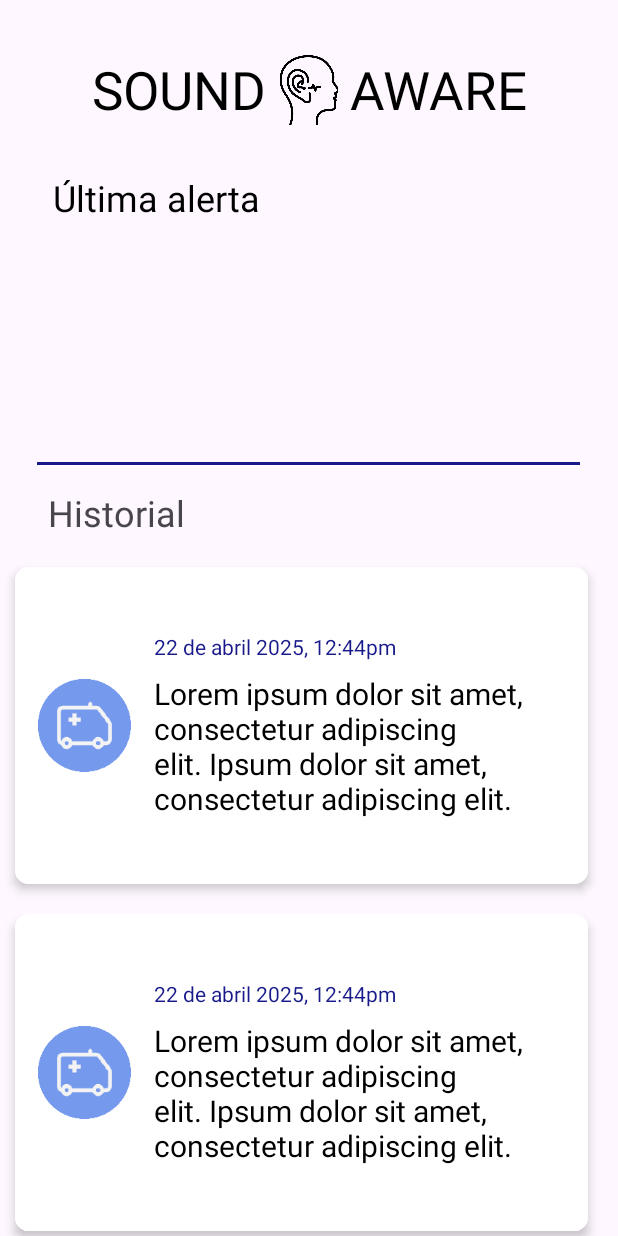
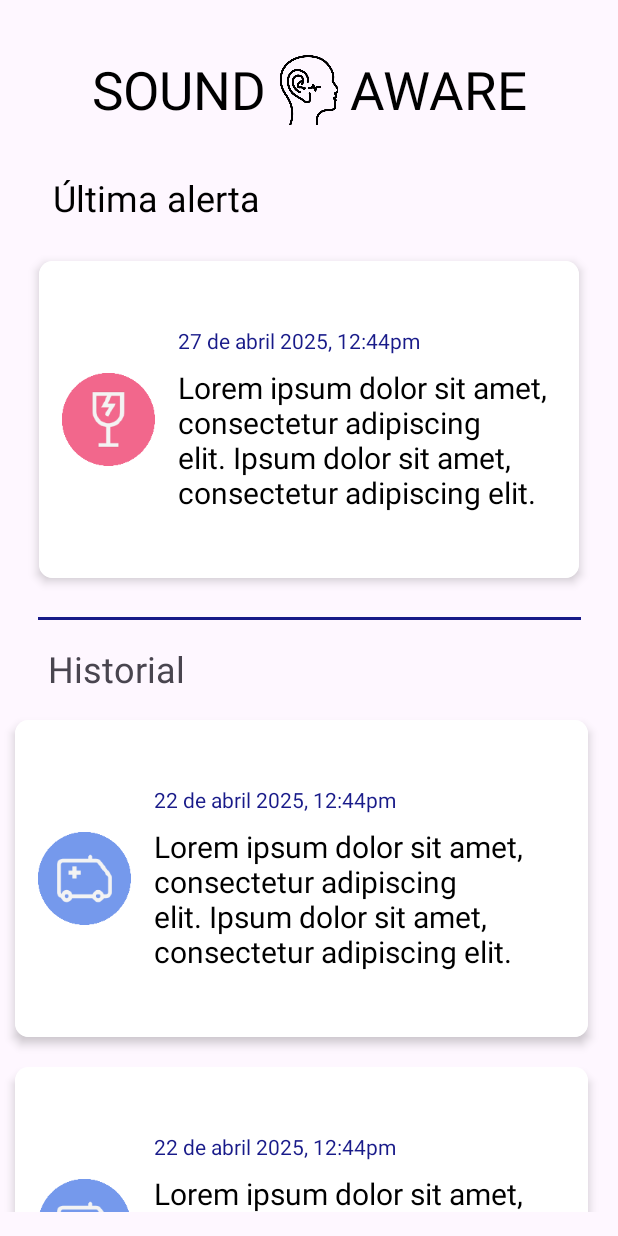
Before and after one commit to AxFerCg13/SoundAware, an Android app: the screen it shows after launch (MainActivity), on a phone screen of 412 x 824 dp. Run offline under Robolectric (Android 15) with nearby library versions, the phone set to English and light mode, and no system bars.

Commit message:
feat: add card for last alert

```diff
--- a/app/src/main/java/com/example/soundaware/MainActivity.java
+++ b/app/src/main/java/com/example/soundaware/MainActivity.java
@@ -34,11 +34,12 @@ public class MainActivity extends AppCompatActivity {
         });
         Toast.makeText(this, "Corriendo en segundo plano", Toast.LENGTH_LONG).show();
 
-        initializeCards();
+        initializeLastCard();
+        initializeHistoryCards();
     }
 
-    private void initializeCards(){
-        alertsRecycler = findViewById(R.id.recycler_view);
+    private void initializeHistoryCards(){
+        alertsRecycler = findViewById(R.id.recycler_history);
         alertsRecycler.setLayoutManager(new LinearLayoutManager(this));
 
         List<Alert> alertList = new ArrayList<>();
@@ -49,4 +50,17 @@ public class MainActivity extends AppCompatActivity {
         alertAdapter = new AlertAdapter(alertList, this);
         alertsRecycler.setAdapter((alertAdapter));
     }
+
+    private void initializeLastCard(){
+        alertsRecycler = findViewById(R.id.recycler_last_alert);
+        alertsRecycler.setLayoutManager(new LinearLayoutManager(this));
+
+        List<Alert> alertList = new ArrayList<>();
+
+        for(int i = 0; i < 1; i++){
+            alertList.add(new Alert(i, "last_icon","27 de abril 2025, 12:44pm", "Lorem ipsum dolor sit amet, consectetur adipiscing elit. Ipsum dolor sit amet, consectetur adipiscing elit. "));
+        }
+        alertAdapter = new AlertAdapter(alertList, this);
+        alertsRecycler.setAdapter((alertAdapter));
+    }
 }
--- a/app/src/main/res/layout/activity_main.xml
+++ b/app/src/main/res/layout/activity_main.xml
@@ -5,7 +5,6 @@
     android:id="@+id/main"
     android:layout_width="match_parent"
     android:layout_height="match_parent"
-    android:orientation="vertical"
     tools:context=".MainActivity">
 
     <ImageView
@@ -58,39 +57,48 @@
         app:layout_constraintStart_toStartOf="parent"
         app:layout_constraintTop_toBottomOf="@+id/textView2" />
 
+    <androidx.recyclerview.widget.RecyclerView
+        android:id="@+id/recycler_last_alert"
+        android:layout_width="0dp"
+        android:layout_height="wrap_content"
+        android:layout_marginTop="16dp"
+        android:layout_marginHorizontal="16dp"
+        app:layout_constraintEnd_toEndOf="parent"
+        app:layout_constraintStart_toStartOf="parent"
+        app:layout_constraintTop_toBottomOf="@+id/textView3"
+        tools:listitem="@layout/alert_card" />
+
+    <View
+        android:id="@+id/divider"
+        android:layout_width="362dp"
+        android:layout_height="2dp"
+        android:layout_marginTop="16dp"
+        android:background="#181A89"
+        app:layout_constraintEnd_toEndOf="parent"
+        app:layout_constraintStart_toStartOf="parent"
+        app:layout_constraintTop_toBottomOf="@+id/recycler_last_alert" />
 
     <TextView
         android:id="@+id/textView4"
         android:layout_width="wrap_content"
         android:layout_height="wrap_content"
         android:layout_marginStart="32dp"
-        android:layout_marginTop="15dp"
+        android:layout_marginTop="16dp"
         android:text="@string/historial_label"
         android:textSize="24sp"
-        app:layout_constraintBottom_toBottomOf="@+id/recycler_view"
         app:layout_constraintStart_toStartOf="parent"
-        app:layout_constraintTop_toBottomOf="@+id/divider"
-        app:layout_constraintVertical_bias="0.0" />
-
-    <View
-        android:id="@+id/divider"
-        android:layout_width="362dp"
-        android:layout_height="2dp"
-        android:layout_marginTop="160dp"
-        android:background="#181A89"
-        app:circularflow_defaultRadius="6dp"
-        app:layout_constraintEnd_toEndOf="parent"
-        app:layout_constraintHorizontal_bias="0.489"
-        app:layout_constraintStart_toStartOf="parent"
-        app:layout_constraintTop_toBottomOf="@+id/textView3" />
+        app:layout_constraintTop_toBottomOf="@+id/divider" />
 
     <androidx.recyclerview.widget.RecyclerView
-        android:id="@+id/recycler_view"
-        android:layout_width="match_parent"
-        android:layout_height="wrap_content"
-        android:layout_marginTop="368dp"
-        app:layout_constraintTop_toTopOf="parent"
-        tools:layout_editor_absoluteX="0dp" />
-
+        android:id="@+id/recycler_history"
+        android:layout_width="0dp"
+        android:layout_height="0dp"
+        android:layout_marginTop="8dp"
+        android:layout_marginBottom="16dp"
+        app:layout_constraintBottom_toBottomOf="parent"
+        app:layout_constraintEnd_toEndOf="parent"
+        app:layout_constraintStart_toStartOf="parent"
+        app:layout_constraintTop_toBottomOf="@+id/textView4"
+        tools:listitem="@layout/alert_card" />
 
 </androidx.constraintlayout.widget.ConstraintLayout>
```
